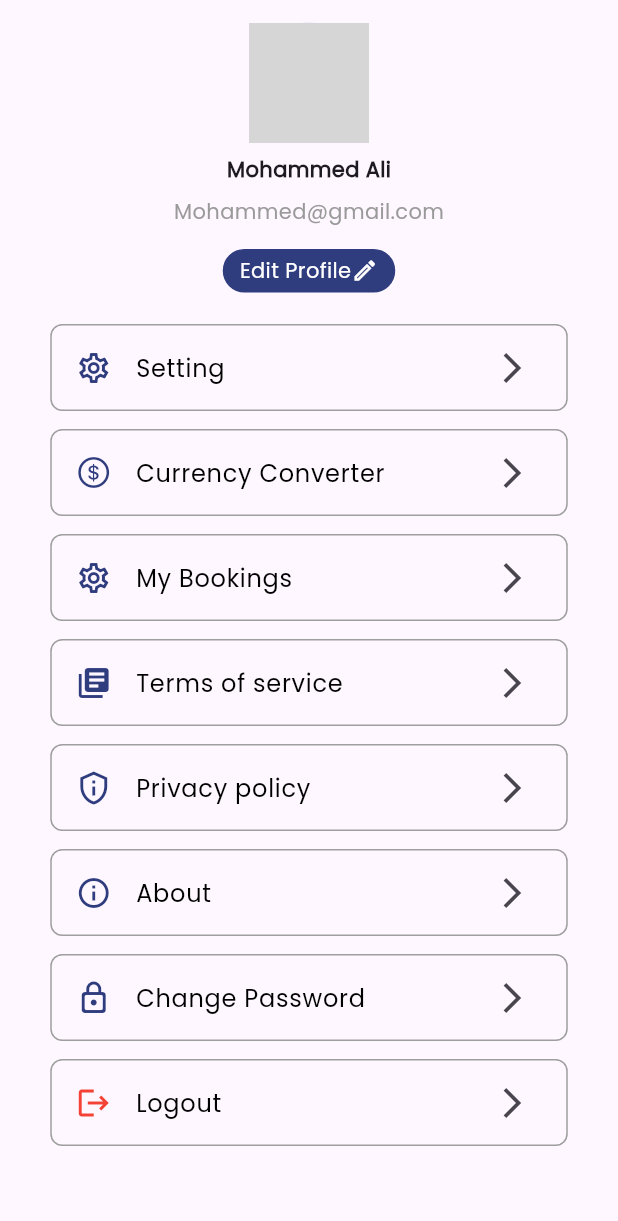
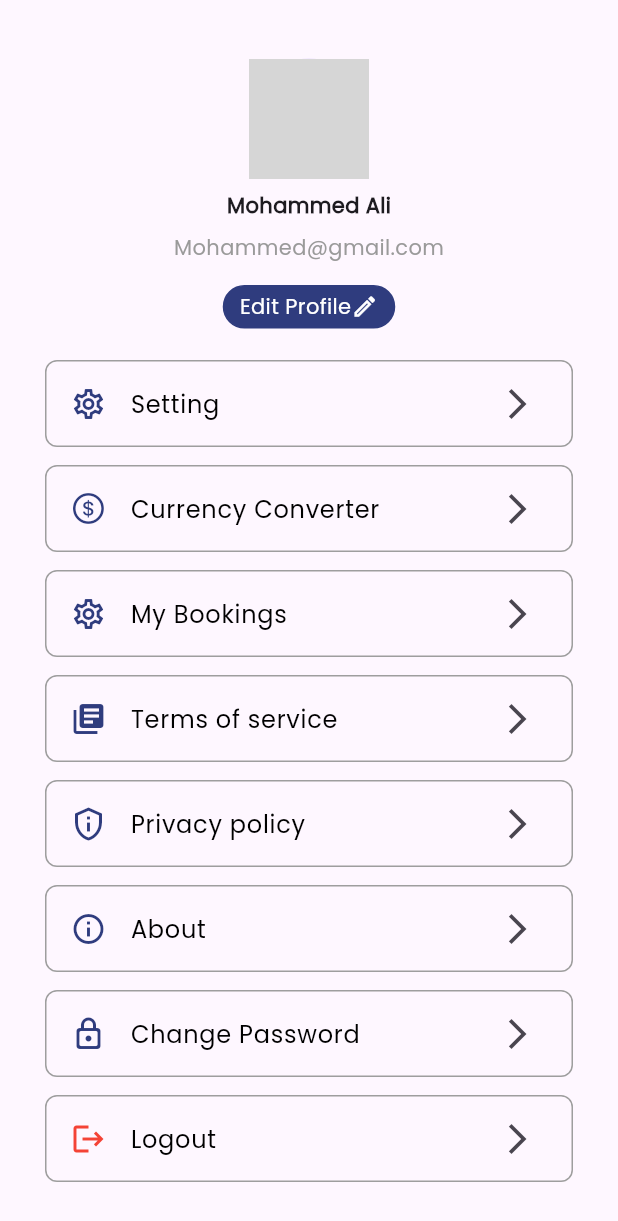
Before and after one commit to OmarZlata/Epic_Explora, a Flutter app: the ProfileMainScreen screen opened directly, on a phone screen of 412 x 824 dp. Shown: the top 1221 px of the screen. Run offline on Flutter 3.47's test engine with Material 3 defaults, Android fonts, the phone set to English and light mode, and no system bars; our stand-ins replace dotted_border, dropdown_button2, flutter_screenutil, font_awesome_flutter; grey boxes are pictures that could not be loaded.

Commit message:
Some edits "Booking"

```diff
--- a/lib/Views/My_Trips/Add_Trip/add_trip.dart
+++ b/lib/Views/My_Trips/Add_Trip/add_trip.dart
@@ -1,6 +1,5 @@
 import 'package:dotted_border/dotted_border.dart';
 import 'package:flutter/material.dart';
-
 import '../../../Widgets/app_text.dart';
 import '../../../core/app_colors/app_colors.dart';
 class AddTrip extends StatelessWidget {
--- a/lib/Views/Profile/profile_main.dart
+++ b/lib/Views/Profile/profile_main.dart
@@ -1,7 +1,6 @@
 import 'package:flutter/cupertino.dart';
 import 'package:flutter/material.dart';
 import 'package:font_awesome_flutter/font_awesome_flutter.dart';
-
 import '../../Widgets/app_ListTile.dart';
 import '../../Widgets/app_text.dart';
 import '../../Widgets/booking_tabBar.dart';
@@ -34,14 +33,14 @@ class ProfileMainScreen extends StatelessWidget {
     );
   }
 
-  Widget Bookings() {
+  Widget Bookings(context) {
     return Padding(
       padding: const EdgeInsets.all(6.0),
       child: AppTile(
         title: "My Bookings",
         icon: Icons.settings_outlined,
         onPressed: () {
-
+          Navigator.of(context).push(MaterialPageRoute(builder: (context) => BookingTabBar(),));
         },
         color: AppColors.blue,
       ),
@@ -173,19 +172,21 @@ class ProfileMainScreen extends StatelessWidget {
   @override
   Widget build(BuildContext context) {
     return Scaffold(
-        body: Center(
-            child: Column(
+        body: Padding(
+          padding: const EdgeInsets.all(24.0),
+          child: ListView(
       children: [
           ProfilePic(),
           Settings(),
           Currency(),
-        Bookings(),
+          Bookings(context),
           Terms(),
           Privacy(),
           About(),
           password(),
           Logout()
       ],
-    )));
+    ),
+        ));
   }
 }
--- a/lib/Widgets/booking_card.dart
+++ b/lib/Widgets/booking_card.dart
@@ -18,7 +18,7 @@ class BookingCard extends StatelessWidget {
             vertical: 16,
           ),
           width: 356.w,
-          height: 270.h,
+          height: 315.h,
           decoration: BoxDecoration(
               borderRadius: BorderRadius.circular(12),
               border: Border.all(color: AppColors.gray.withOpacity(.3))),
@@ -78,17 +78,15 @@ class BookingCard extends StatelessWidget {
                         color: AppColors.gray.withOpacity(.2)
                       )
                     ),
-                    child: Padding(
-                      padding: const EdgeInsets.all(8.0),
                     child: Row(
                       children: [
+                        SizedBox(width: 8,),
                        Icon(Icons.nightlight_outlined,color: AppColors.blue,),
                         Text("13 nights",style: TextStyle(
                           color: AppColors.gray,
                           fontSize:10
                         ),)
                       ],
-                      ),
                     ),
                   ),
                   Spacer(),
--- a/lib/main.dart
+++ b/lib/main.dart
@@ -25,7 +25,6 @@ class MyApp extends StatelessWidget {
       designSize: const Size(393, 852),
       minTextAdapt: true,
       splitScreenMode: true,
-      // Use builder only if you need to use library outside ScreenUtilInit context
       builder: (_ , child) {
         return MaterialApp(
           debugShowCheckedModeBanner: false,
@@ -33,7 +32,7 @@ class MyApp extends StatelessWidget {
           theme: ThemeData(
             primarySwatch: Colors.blue,
           ),
-          home: BookingTabBar(),
+          home: bottomNavigationBar(),
         );
       },
     );
```
Lines whose indentation alone changed are shown as unchanged.
